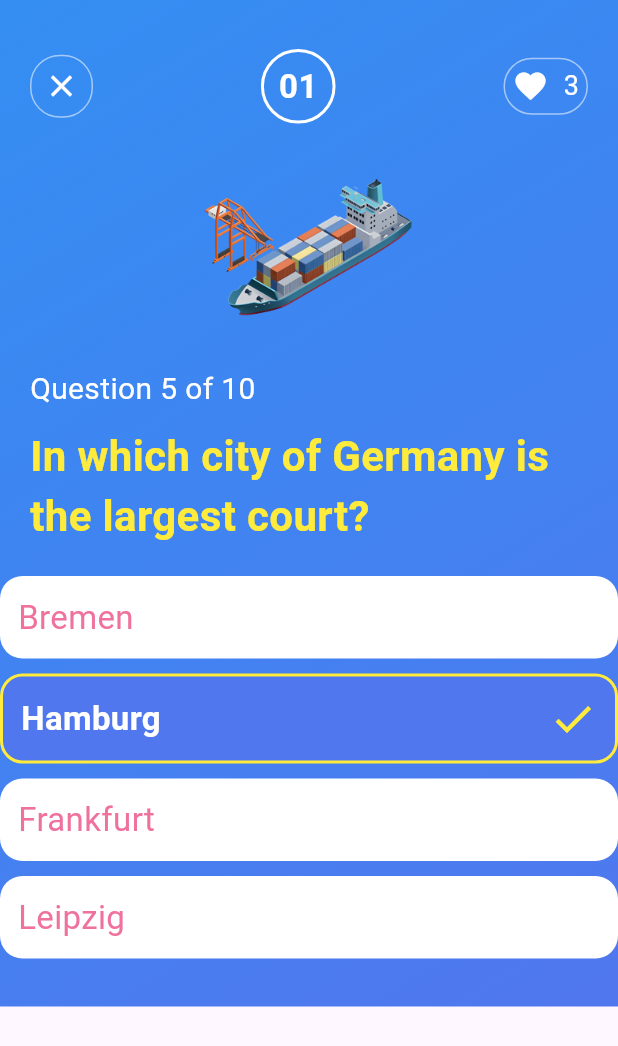
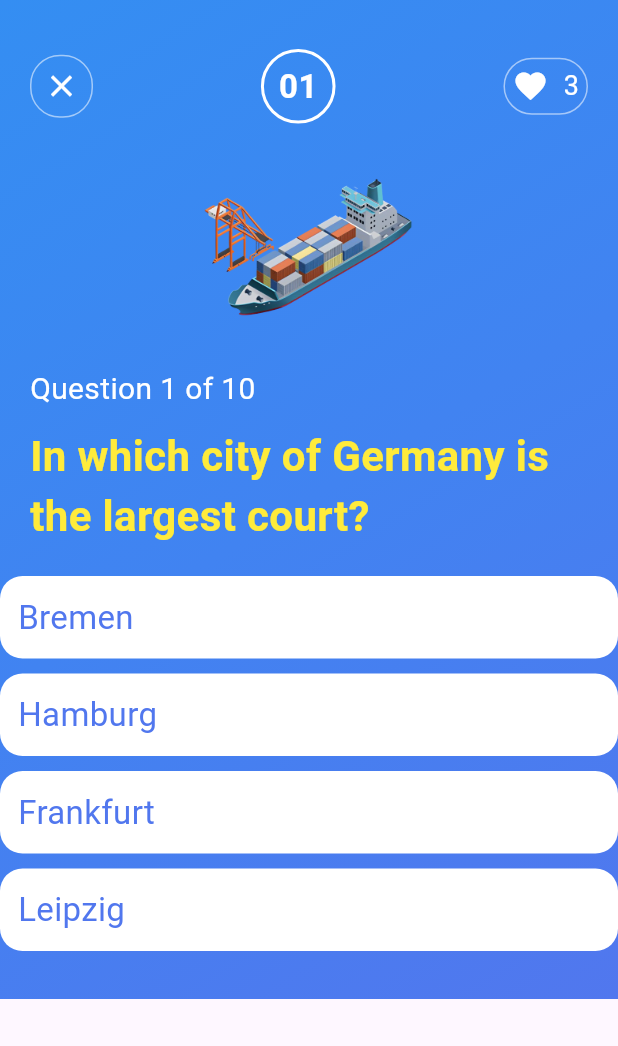
Before and after one commit to refat-pasha/quiz_demo_app, a Flutter app: the QuestionPage screen opened directly, on a phone screen of 412 x 824 dp. Shown: the top 1046 px of the screen. Run offline on Flutter 3.47's test engine with Material 3 defaults, Android fonts, the phone set to English and light mode, and no system bars.

Commit message:
some demo question added

```diff
--- a/lib/pages/question.dart
+++ b/lib/pages/question.dart
@@ -1,13 +1,143 @@
 import 'package:flutter/material.dart';
 
-class QuestionPage extends StatelessWidget {
+// Question model
+class QuizQuestion {
+  final String question;
+  final List<String> options;
+  final int correctIndex;
+  final String? imagePath;
+
+  QuizQuestion({
+    required this.question,
+    required this.options,
+    required this.correctIndex,
+    this.imagePath,
+  });
+}
+
+final List<QuizQuestion> quizQuestions = [
+  QuizQuestion(
+    question: "In which city of Germany is the largest court?",
+    options: ["Bremen", "Hamburg", "Frankfurt", "Leipzig"],
+    correctIndex: 1,
+    imagePath: 'images/ship.png', // Put your image here if needed
+  ),
+  QuizQuestion(
+    question: "Capital of Bangladesh?",
+    options: ["Chattogram", "Sylhet", "Dhaka", "Rajshahi"],
+    correctIndex: 2,
+    imagePath: null,
+  ),
+  QuizQuestion(
+    question: "Who developed Flutter?",
+    options: ["Facebook", "Apple", "Google", "Microsoft"],
+    correctIndex: 2,
+    imagePath: null,
+  ),
+  QuizQuestion(
+    question: "What is the hottest planet in our solar system?",
+    options: ["Earth", "Venus", "Jupiter", "Mars"],
+    correctIndex: 1,
+    imagePath: null,
+  ),
+  QuizQuestion(
+    question: "Which ocean is the largest?",
+    options: ["Atlantic", "Indian", "Pacific", "Arctic"],
+    correctIndex: 2,
+    imagePath: null,
+  ),
+  QuizQuestion(
+    question: "Who painted the Mona Lisa?",
+    options: [
+      "Pablo Picasso",
+      "Vincent van Gogh",
+      "Leonardo da Vinci",
+      "Claude Monet",
+    ],
+    correctIndex: 2,
+    imagePath: null,
+  ),
+  QuizQuestion(
+    question: "Which language is primarily spoken in Brazil?",
+    options: ["Spanish", "Portuguese", "French", "English"],
+    correctIndex: 1,
+    imagePath: null,
+  ),
+  QuizQuestion(
+    question: "What gas do plants absorb from the atmosphere?",
+    options: ["Oxygen", "Carbon Dioxide", "Nitrogen", "Hydrogen"],
+    correctIndex: 1,
+    imagePath: null,
+  ),
+  QuizQuestion(
+    question: "What does HTTP stand for?",
+    options: [
+      "HyperText Transfer Protocol",
+      "Home Tool Transfer Protocol",
+      "Hyper Trainer Text Protocol",
+      "HighText Transfer Protocol",
+    ],
+    correctIndex: 0,
+    imagePath: null,
+  ),
+  QuizQuestion(
+    question: "When did Bangladesh become independent?",
+    options: ["1947", "1952", "1971", "1975"],
+    correctIndex: 2,
+    imagePath: null,
+  ),
+  // Add more questions here!
+];
+
+class QuestionPage extends StatefulWidget {
   const QuestionPage({Key? key}) : super(key: key);
 
   @override
+  State<QuestionPage> createState() => _QuestionPageState();
+}
+
+class _QuestionPageState extends State<QuestionPage> {
+  int current = 0;
+  int? selectedIndex;
+  int score = 0;
+  bool quizComplete = false;
+
+  void checkAnswer(int idx) {
+    if (selectedIndex == null) {
+      setState(() {
+        selectedIndex = idx;
+        if (idx == quizQuestions[current].correctIndex) {
+          score++;
+        }
+      });
+      // Wait 1s then go to next if not last question
+      Future.delayed(const Duration(milliseconds: 900), () {
+        if (current == quizQuestions.length - 1) {
+          setState(() {
+            quizComplete = true;
+          });
+        } else {
+          setState(() {
+            current++;
+            selectedIndex = null;
+          });
+        }
+      });
+    }
+  }
+
+  void restartQuiz() {
+    setState(() {
+      current = 0;
+      selectedIndex = null;
+      score = 0;
+      quizComplete = false;
+    });
+  }
+
+  @override
   Widget build(BuildContext context) {
-    // Sample options and which one is correct (demo logic)
-    final options = ["Bremen", "Hamburg", "Frankfurt", "Leipzig"];
-    final correctOption = "Hamburg"; // Example: 2nd option is correct
+    final q = quizQuestions[current];
 
     return Scaffold(
       body: Container(
@@ -19,10 +149,58 @@ class QuestionPage extends StatelessWidget {
           ),
         ),
         child: SafeArea(
-          child: SingleChildScrollView(
+          child:
+              quizComplete ? buildResult(context) : buildQuestion(context, q),
+        ),
+      ),
+    );
+  }
+
+  Widget buildResult(BuildContext context) {
+    return Center(
+      child: Column(
+        mainAxisSize: MainAxisSize.min,
+        children: [
+          const Icon(Icons.emoji_events, color: Colors.amber, size: 100),
+          const SizedBox(height: 24),
+          Text(
+            "Quiz Complete!",
+            style: const TextStyle(
+              color: Colors.white,
+              fontSize: 32,
+              fontWeight: FontWeight.bold,
+            ),
+          ),
+          const SizedBox(height: 16),
+          Text(
+            "Your Score: $score / ${quizQuestions.length}",
+            style: const TextStyle(
+              color: Colors.yellow,
+              fontSize: 22,
+              fontWeight: FontWeight.bold,
+            ),
+          ),
+          const SizedBox(height: 40),
+          ElevatedButton.icon(
+            onPressed: restartQuiz,
+            style: ElevatedButton.styleFrom(
+              foregroundColor: Colors.white,
+              backgroundColor: const Color(0xFF5177EE),
+              padding: const EdgeInsets.symmetric(horizontal: 24, vertical: 16),
+            ),
+            icon: const Icon(Icons.restart_alt),
+            label: const Text("Try Again"),
+          ),
+        ],
+      ),
+    );
+  }
+
+  Widget buildQuestion(BuildContext context, QuizQuestion q) {
+    return SingleChildScrollView(
       child: Column(
         children: [
-                // Top Row with Close, Timer, Heart
+          // Top Row
           Padding(
             padding: const EdgeInsets.only(top: 30, left: 20, right: 20),
             child: Row(
@@ -45,9 +223,9 @@ class QuestionPage extends StatelessWidget {
                     shape: BoxShape.circle,
                     border: Border.all(color: Colors.white, width: 2),
                   ),
-                        child: const Text(
-                          '01',
-                          style: TextStyle(
+                  child: Text(
+                    "${current + 1}".padLeft(2, '0'),
+                    style: const TextStyle(
                       color: Colors.white,
                       fontSize: 22,
                       fontWeight: FontWeight.bold,
@@ -66,10 +244,7 @@ class QuestionPage extends StatelessWidget {
                       SizedBox(width: 10),
                       Text(
                         '3',
-                              style: TextStyle(
-                                color: Colors.white,
-                                fontSize: 18,
-                              ),
+                        style: TextStyle(color: Colors.white, fontSize: 18),
                       ),
                     ],
                   ),
@@ -77,10 +252,12 @@ class QuestionPage extends StatelessWidget {
               ],
             ),
           ),
+          if (q.imagePath != null) ...[
             Padding(
               padding: const EdgeInsets.only(top: 10),
-                  child: Image.asset('images/ship.png', height: 120),
+              child: Image.asset(q.imagePath!, height: 120),
             ),
+          ],
           const SizedBox(height: 30),
           // Question Info
           Align(
@@ -88,7 +265,7 @@ class QuestionPage extends StatelessWidget {
             child: Padding(
               padding: const EdgeInsets.symmetric(horizontal: 20),
               child: Text(
-                      "Question 5 of 10",
+                "Question ${current + 1} of ${quizQuestions.length}",
                 style: const TextStyle(color: Colors.white, fontSize: 20),
               ),
             ),
@@ -98,7 +275,7 @@ class QuestionPage extends StatelessWidget {
           Padding(
             padding: const EdgeInsets.symmetric(horizontal: 20),
             child: Text(
-                    "In which city of Germany is the largest court?",
+              q.question,
               style: const TextStyle(
                 color: Colors.yellow,
                 fontWeight: FontWeight.bold,
@@ -111,22 +288,44 @@ class QuestionPage extends StatelessWidget {
           ListView.separated(
             shrinkWrap: true,
             physics: const NeverScrollableScrollPhysics(),
-                  itemCount: options.length,
+            itemCount: q.options.length,
             separatorBuilder: (_, __) => const SizedBox(height: 10),
             itemBuilder: (context, idx) {
-                    final isCorrect = options[idx] == correctOption;
-                    return Container(
+              final isSelected = selectedIndex == idx;
+              final isCorrect = idx == q.correctIndex;
+              // After answer selected, color green if correct, red if wrong
+              Color tileColor = Colors.white;
+              Color textColor = const Color(0xFF5177EE);
+              FontWeight fontWeight = FontWeight.normal;
+              Widget? trailing;
+
+              if (selectedIndex != null) {
+                if (isCorrect) {
+                  tileColor = Colors.green;
+                  textColor = Colors.white;
+                  fontWeight = FontWeight.bold;
+                  trailing = const Icon(Icons.check, color: Colors.white);
+                } else if (isSelected) {
+                  tileColor = Colors.red;
+                  textColor = Colors.white;
+                  fontWeight = FontWeight.bold;
+                  trailing = const Icon(Icons.clear, color: Colors.white);
+                }
+              }
+
+              return GestureDetector(
+                onTap: selectedIndex == null ? () => checkAnswer(idx) : null,
+                child: Container(
                   width: MediaQuery.of(context).size.width * 0.85,
                   padding: const EdgeInsets.symmetric(
                     vertical: 12,
                     horizontal: 12,
                   ),
                   decoration: BoxDecoration(
-                        color:
-                            isCorrect ? const Color(0xFF5177EE) : Colors.white,
+                    color: tileColor,
                     borderRadius: BorderRadius.circular(15),
                     border:
-                            isCorrect
+                        selectedIndex == null && isSelected
                             ? Border.all(color: Colors.yellow, width: 2)
                             : null,
                   ),
@@ -134,27 +333,17 @@ class QuestionPage extends StatelessWidget {
                     children: [
                       Expanded(
                         child: Text(
-                              options[idx],
+                          q.options[idx],
                           style: TextStyle(
                             fontSize: 22,
-                                fontWeight:
-                                    isCorrect
-                                        ? FontWeight.bold
-                                        : FontWeight.normal,
-                                color:
-                                    isCorrect
-                                        ? Colors.white
-                                        : const Color(0xFFEF729E),
+                            fontWeight: fontWeight,
+                            color: textColor,
                           ),
                         ),
                       ),
-                          if (isCorrect)
-                            const Icon(
-                              Icons.done,
-                              color: Colors.yellow,
-                              size: 32,
+                      if (trailing != null) trailing,
+                    ],
                   ),
-                        ],
                 ),
               );
             },
@@ -162,9 +351,6 @@ class QuestionPage extends StatelessWidget {
           const SizedBox(height: 32),
         ],
       ),
-          ),
-        ),
-      ),
     );
   }
 }
```
Lines whose indentation alone changed are shown as unchanged.
